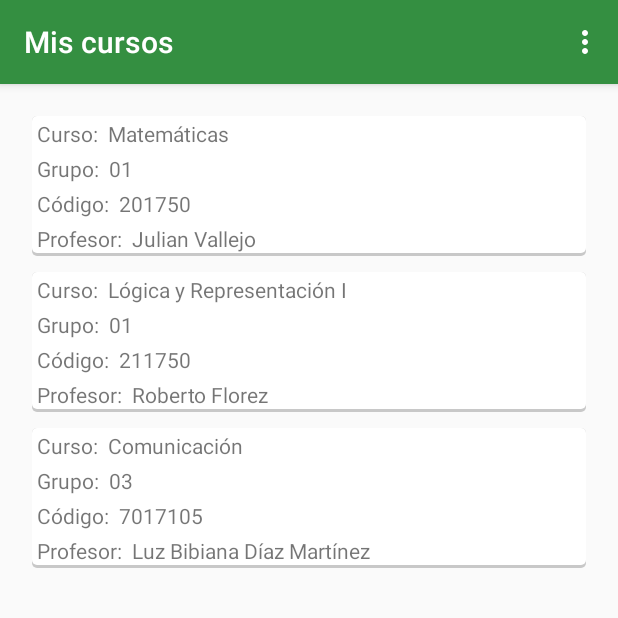
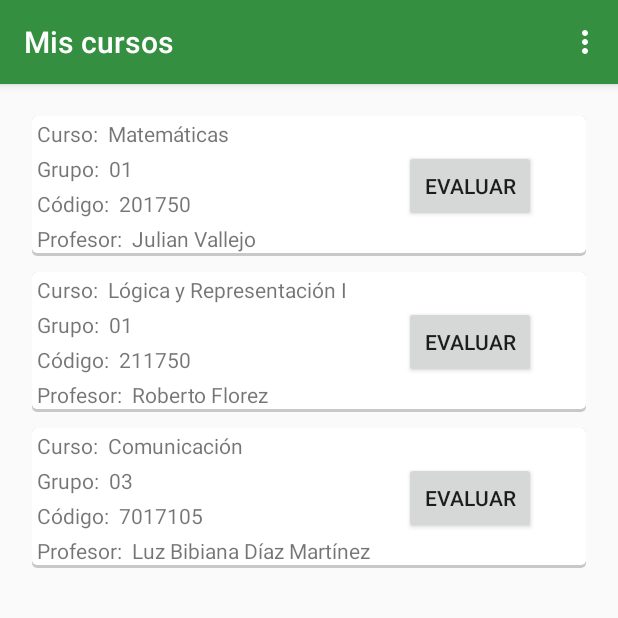
Before and after one commit to doly0911/evaDoc_mobile, an Android app: the MisCursosActivity screen opened directly, with no data from a screen before it, on a phone screen of 412 x 824 dp, the top half of it. Run offline under Robolectric (Android 15) with nearby library versions, the phone set to English and light mode, and no system bars.

Commit message:
* Agregar boton Evaluar al list Item de los cursos * Redireccion al Home cuando finaliza el formulario * Redireccion al Home cuando cierra sesion * Ajustar boton SIGUIENTE en formulario estudiante

```diff
--- a/app/src/main/java/com/saludpublica/evred/ui/Home/HomeAdapter.kt
+++ b/app/src/main/java/com/saludpublica/evred/ui/Home/HomeAdapter.kt
@@ -1,11 +1,15 @@
 package com.saludpublica.evred.ui.Home
 
+import android.util.Log
 import android.view.LayoutInflater
 import android.view.View
 import android.view.ViewGroup
+import android.widget.Button
 import android.widget.TextView
 import androidx.recyclerview.widget.RecyclerView
 import com.saludpublica.evred.R
+
+
 
 class HomeAdapter : RecyclerView.Adapter<HomeAdapter.ViewHolder>() {
     var materias: MutableList<MateriasModel> = ArrayList()
@@ -19,6 +23,9 @@ class HomeAdapter : RecyclerView.Adapter<HomeAdapter.ViewHolder>() {
 
     override fun onBindViewHolder(holder: ViewHolder, position: Int) {
         val item = materias.get(position)
+        holder.btnEvaluar.setOnClickListener(View.OnClickListener {
+            listener.onItemClick(holder.curso,holder.profesor,holder.codigo.text.toString())
+        })
         holder.bind(item)
     }
 
@@ -39,6 +46,8 @@ class HomeAdapter : RecyclerView.Adapter<HomeAdapter.ViewHolder>() {
         val profesor = view.findViewById(R.id.nom_profesor_txt) as TextView
         val grupo = view.findViewById(R.id.nom_grupo_txt) as TextView
         val codigo = view.findViewById(R.id.nom_codigo_txt) as TextView
+        val btnEvaluar = view.findViewById(R.id.btnEvaluar) as Button
+
         lateinit var id:String
 
         init {
@@ -53,8 +62,12 @@ class HomeAdapter : RecyclerView.Adapter<HomeAdapter.ViewHolder>() {
             grupo.text = materias.grupo
         }
 
+
+        /**
+         * Se quita la funcionalidad del método OnClick
+         */
         override fun onClick(v: View?) {
-            listener.onItemClick(curso,profesor,codigo.text.toString())
+            return
         }
 
 
--- a/app/src/main/java/com/saludpublica/evred/ui/encuestaCompromiso/EncuestaCompromisoFragment.kt
+++ b/app/src/main/java/com/saludpublica/evred/ui/encuestaCompromiso/EncuestaCompromisoFragment.kt
@@ -12,6 +12,7 @@ import androidx.recyclerview.widget.LinearLayoutManager
 import androidx.recyclerview.widget.RecyclerView
 import com.example.myapplication.CompromisoAdapter
 import com.saludpublica.evred.R
+import com.saludpublica.evred.ui.Home.HomeFragment
 import java.util.*
 
 
@@ -57,6 +58,11 @@ class EncuestaCompromisoFragment : Fragment(), CompromisoAdapter.CustomListener
                 println(item)
             }
 
+            //Redirección al HomeFragment cuando finalice los compromisos. REVISAR
+            val fragmentTransaction = fragmentManager?.beginTransaction()
+            fragmentTransaction?.replace(R.id.nav_host_fragment, HomeFragment())
+            fragmentTransaction?.commit()
+
         }
         return root
     }
--- a/app/src/main/res/layout/materias_view.xml
+++ b/app/src/main/res/layout/materias_view.xml
@@ -1,6 +1,5 @@
 <?xml version="1.0" encoding="utf-8"?>
 <RelativeLayout xmlns:android="http://schemas.android.com/apk/res/android"
-    xmlns:tools="http://schemas.android.com/tools"
     android:layout_width="match_parent"
     android:layout_height="wrap_content"
     android:layout_margin="5dp"
@@ -78,4 +77,15 @@
             style="@style/listaCursos" />
     </LinearLayout>
 
+    <Button
+        android:id="@+id/btnEvaluar"
+        android:layout_width="wrap_content"
+        android:layout_height="wrap_content"
+        android:layout_alignParentEnd="true"
+        android:layout_alignParentRight="true"
+        android:layout_centerVertical="true"
+        android:layout_marginEnd="33dp"
+        android:layout_marginRight="33dp"
+        android:text="@string/btn_evaluar" />
+
 </RelativeLayout>
--- a/app/src/main/res/menu/nav_bar.xml
+++ b/app/src/main/res/menu/nav_bar.xml
@@ -2,7 +2,7 @@
 <menu xmlns:android="http://schemas.android.com/apk/res/android"
     xmlns:app="http://schemas.android.com/apk/res-auto">
     <item
-        android:id="@+id/action_salir"
+        android:id="@+id/cerrar_sesion"
         android:orderInCategory="100"
         android:title="Cerrar sesión"
         app:showAsAction="never" />
--- a/app/src/main/res/values/strings.xml
+++ b/app/src/main/res/values/strings.xml
@@ -85,5 +85,6 @@
                                               que se están presentado en el curso o módulo, de modo que conjuntamente puedan ser discutidas con los estudiantes
                                               para llegar a un mejor éxito académico.</string>
     <string name="title_activity_mis_cursos">Mis cursos</string>
+    <string name="btn_evaluar">Evaluar</string>
 
 </resources>
```
Also changed, not shown: app/src/main/java/com/saludpublica/evred/MisCursosActivity.kt (+17 -5 lines), app/src/main/java/com/saludpublica/evred/ui/encuestaDocente/EncuestaDocenteFragment.kt (+7 -0 lines), app/src/main/java/com/saludpublica/evred/ui/encuestaEstudiante/ObservacionesFragment.kt (+8 -2 lines), app/src/main/res/layout/fragment_encuesta_actitud_del_docente.xml (+21 -25 lines), app/src/main/res/layout/fragment_encuesta_actitud_del_estudiante.xml (+6 -9 lines), app/src/main/res/layout/fragment_encuesta_aspectos_generales_del_curso.xml (+17 -13 lines), app/src/main/res/layout/fragment_encuesta_objetivos_y_contenidos.xml (+13 -11 lines).
